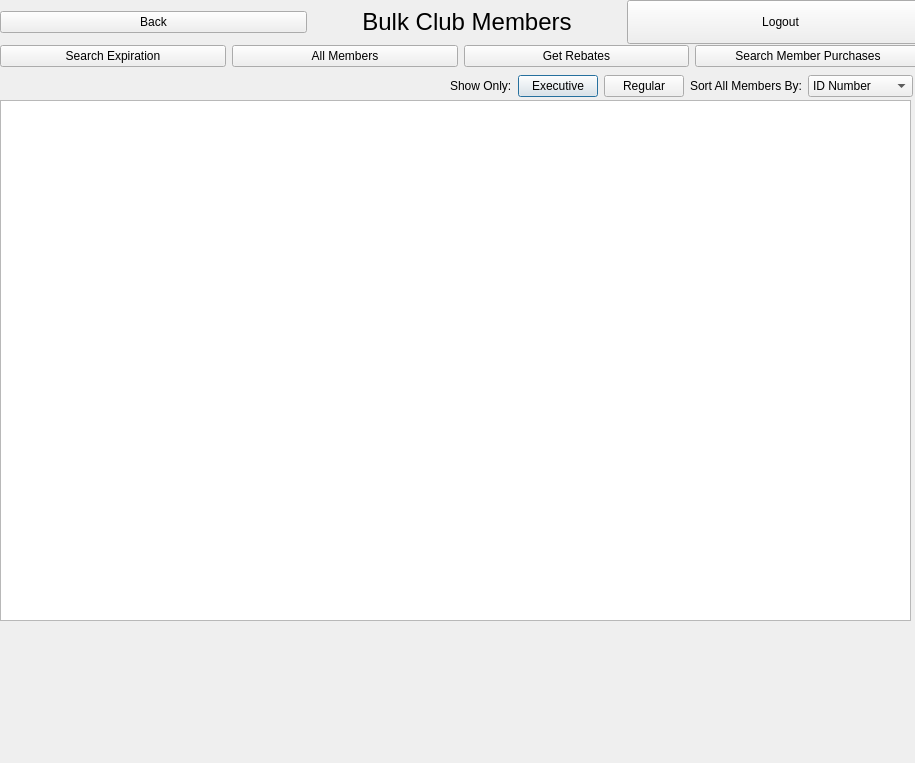
Tligtvoet/goat-bulk, file QtGui/listMembersWindow.ui: the form before one commit.
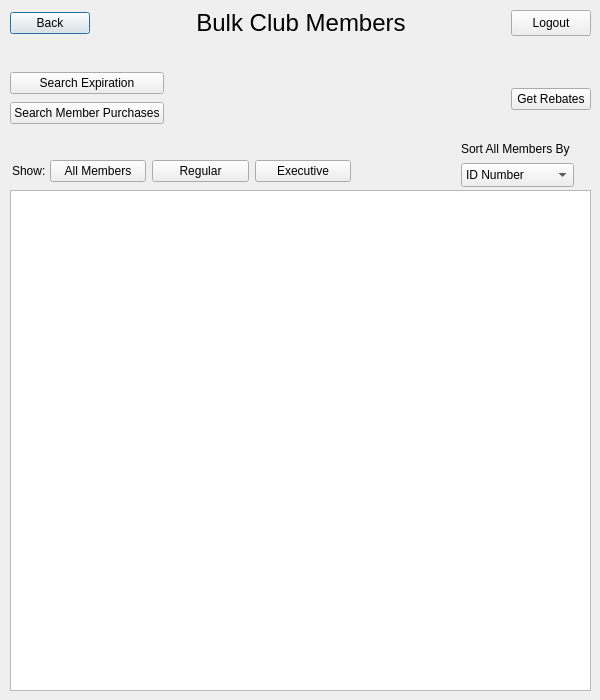
The form after the commit.

```diff
--- a/QtGui/listMembersWindow.ui
+++ b/QtGui/listMembersWindow.ui
@@ -6,100 +6,51 @@
    <rect>
     <x>0</x>
     <y>0</y>
-    <width>915</width>
-    <height>763</height>
+    <width>600</width>
+    <height>700</height>
    </rect>
   </property>
+  <property name="minimumSize">
+   <size>
+    <width>600</width>
+    <height>700</height>
+   </size>
+  </property>
+  <property name="maximumSize">
+   <size>
+    <width>600</width>
+    <height>700</height>
+   </size>
+  </property>
   <property name="windowTitle">
    <string>Dialog</string>
   </property>
   <widget class="QTableWidget" name="tableWidget">
    <property name="geometry">
     <rect>
-     <x>0</x>
-     <y>100</y>
-     <width>911</width>
-     <height>521</height>
+     <x>10</x>
+     <y>190</y>
+     <width>581</width>
+     <height>501</height>
     </rect>
    </property>
-  </widget>
-  <widget class="QWidget" name="layoutWidget_2">
-   <property name="geometry">
-    <rect>
-     <x>-68</x>
-     <y>70</y>
-     <width>981</width>
-     <height>32</height>
-    </rect>
+   <property name="sizePolicy">
+    <sizepolicy hsizetype="Fixed" vsizetype="Fixed">
+     <horstretch>0</horstretch>
+     <verstretch>0</verstretch>
+    </sizepolicy>
    </property>
-   <layout class="QHBoxLayout" name="horizontalLayout_6">
-    <item>
-     <spacer name="horizontalSpacer">
-      <property name="orientation">
-       <enum>Qt::Horizontal</enum>
-      </property>
-      <property name="sizeHint" stdset="0">
-       <size>
-        <width>40</width>
-        <height>20</height>
-       </size>
-      </property>
-     </spacer>
-    </item>
-    <item>
-     <widget class="QLabel" name="label_3">
-      <property name="text">
-       <string>Show Only:</string>
-      </property>
-     </widget>
-    </item>
-    <item>
-     <widget class="QPushButton" name="pushButton_2">
-      <property name="text">
-       <string>Executive</string>
-      </property>
-     </widget>
-    </item>
-    <item>
-     <widget class="QPushButton" name="pushButton">
-      <property name="text">
-       <string>Regular</string>
-      </property>
-     </widget>
-    </item>
-    <item>
-     <widget class="QLabel" name="label_2">
-      <property name="text">
-       <string>Sort All Members By:</string>
-      </property>
-     </widget>
-    </item>
-    <item>
-     <widget class="QComboBox" name="comboBox">
-      <item>
-       <property name="text">
-        <string>ID Number</string>
-       </property>
-      </item>
-      <item>
-       <property name="text">
-        <string>Member Type</string>
-       </property>
-      </item>
-     </widget>
-    </item>
-   </layout>
   </widget>
-  <widget class="QWidget" name="layoutWidget_3">
+  <widget class="QWidget" name="layoutWidget">
    <property name="geometry">
     <rect>
-     <x>0</x>
-     <y>0</y>
-     <width>934</width>
-     <height>44</height>
+     <x>10</x>
+     <y>10</y>
+     <width>581</width>
+     <height>26</height>
     </rect>
    </property>
-   <layout class="QHBoxLayout" name="horizontalLayout_4">
+   <layout class="QHBoxLayout" name="horizontalLayout">
     <item>
      <widget class="QPushButton" name="BackButton">
       <property name="text">
@@ -113,6 +64,19 @@
       </property>
      </widget>
     </item>
+    <item>
+     <spacer name="horizontalSpacer_2">
+      <property name="orientation">
+       <enum>Qt::Horizontal</enum>
+      </property>
+      <property name="sizeHint" stdset="0">
+       <size>
+        <width>40</width>
+        <height>20</height>
+       </size>
+      </property>
+     </spacer>
+    </item>
     <item>
      <widget class="QLabel" name="label">
       <property name="font">
@@ -128,6 +92,19 @@
       </property>
      </widget>
     </item>
+    <item>
+     <spacer name="horizontalSpacer_3">
+      <property name="orientation">
+       <enum>Qt::Horizontal</enum>
+      </property>
+      <property name="sizeHint" stdset="0">
+       <size>
+        <width>40</width>
+        <height>20</height>
+       </size>
+      </property>
+     </spacer>
+    </item>
     <item>
      <widget class="QPushButton" name="Logout">
       <property name="enabled">
@@ -164,26 +141,43 @@
   <widget class="QWidget" name="layoutWidget">
    <property name="geometry">
     <rect>
-     <x>0</x>
-     <y>40</y>
-     <width>921</width>
-     <height>32</height>
+     <x>10</x>
+     <y>70</y>
+     <width>581</width>
+     <height>58</height>
     </rect>
    </property>
    <layout class="QHBoxLayout" name="horizontalLayout_5">
     <item>
-     <widget class="QPushButton" name="searchExpirationButton">
-      <property name="text">
-       <string>Search Expiration</string>
-      </property>
-     </widget>
+     <layout class="QVBoxLayout" name="verticalLayout">
+      <item>
+       <widget class="QPushButton" name="searchExpirationButton">
+        <property name="text">
+         <string>Search Expiration</string>
+        </property>
+       </widget>
+      </item>
+      <item>
+       <widget class="QPushButton" name="getMemberPurchasesButton">
+        <property name="text">
+         <string>Search Member Purchases</string>
+        </property>
+       </widget>
+      </item>
+     </layout>
     </item>
     <item>
-     <widget class="QPushButton" name="allMembersButton">
-      <property name="text">
-       <string>All Members</string>
+     <spacer name="horizontalSpacer">
+      <property name="orientation">
+       <enum>Qt::Horizontal</enum>
       </property>
-     </widget>
+      <property name="sizeHint" stdset="0">
+       <size>
+        <width>40</width>
+        <height>20</height>
+       </size>
+      </property>
+     </spacer>
     </item>
     <item>
      <widget class="QPushButton" name="getRebatesButton">
@@ -192,15 +186,87 @@
       </property>
      </widget>
     </item>
+   </layout>
+  </widget>
+  <widget class="QWidget" name="">
+   <property name="geometry">
+    <rect>
+     <x>50</x>
+     <y>157</y>
+     <width>301</width>
+     <height>29</height>
+    </rect>
+   </property>
+   <layout class="QHBoxLayout" name="horizontalLayout_4">
     <item>
-     <widget class="QPushButton" name="getMemberPurchasesButton">
+     <widget class="QPushButton" name="allMembersButton">
       <property name="text">
-       <string>Search Member Purchases</string>
+       <string>All Members</string>
       </property>
      </widget>
     </item>
+    <item>
+     <widget class="QPushButton" name="pushButton">
+      <property name="text">
+       <string>Regular</string>
+      </property>
+     </widget>
+    </item>
+    <item>
+     <widget class="QPushButton" name="pushButton_2">
+      <property name="text">
+       <string>Executive</string>
+      </property>
+     </widget>
+    </item>
    </layout>
   </widget>
+  <widget class="QLabel" name="label_show">
+   <property name="geometry">
+    <rect>
+     <x>12</x>
+     <y>160</y>
+     <width>38</width>
+     <height>21</height>
+    </rect>
+   </property>
+   <property name="text">
+    <string>Show:</string>
+   </property>
+  </widget>
+  <widget class="QComboBox" name="comboBox">
+   <property name="geometry">
+    <rect>
+     <x>461</x>
+     <y>163</y>
+     <width>113</width>
+     <height>24</height>
+    </rect>
+   </property>
+   <item>
+    <property name="text">
+     <string>ID Number</string>
+    </property>
+   </item>
+   <item>
+    <property name="text">
+     <string>Member Type</string>
+    </property>
+   </item>
+  </widget>
+  <widget class="QLabel" name="label_2">
+   <property name="geometry">
+    <rect>
+     <x>461</x>
+     <y>141</y>
+     <width>127</width>
+     <height>16</height>
+    </rect>
+   </property>
+   <property name="text">
+    <string>Sort All Members By</string>
+   </property>
+  </widget>
  </widget>
  <resources/>
  <connections/>
```
